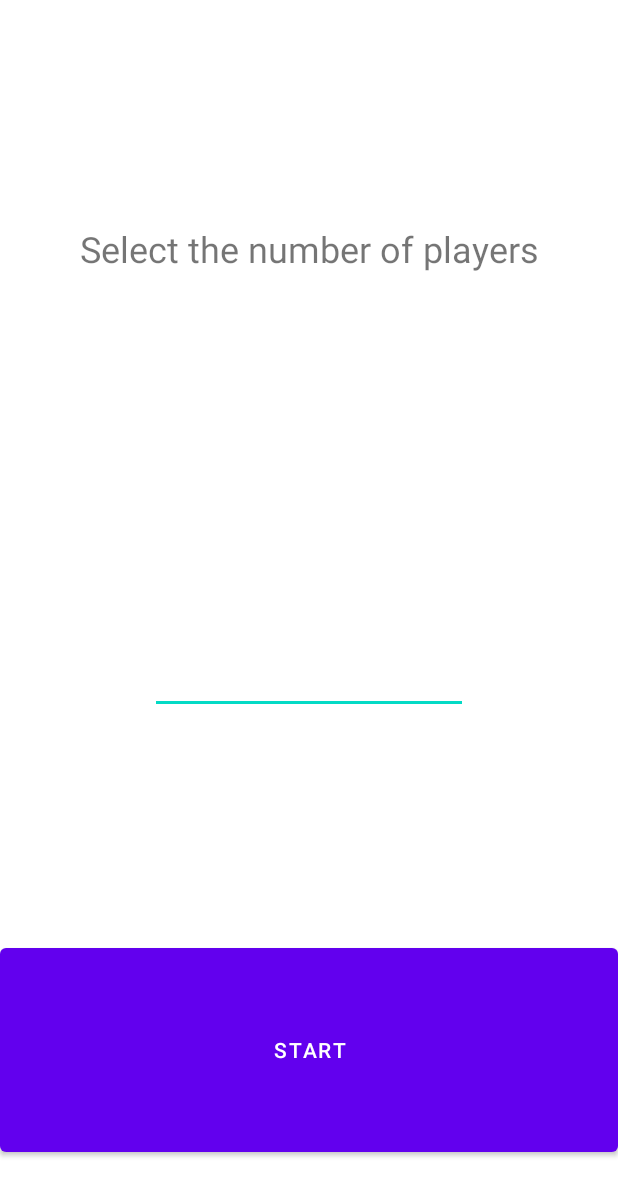
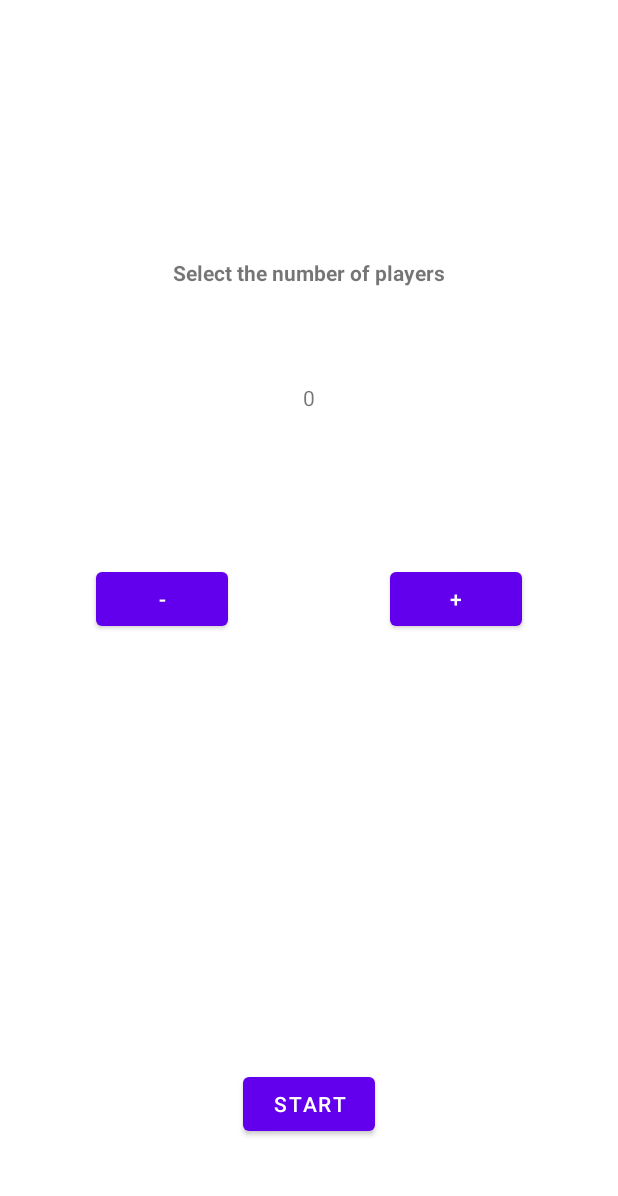
Before and after one commit to cherrycatthedestroyer/BopPong_dev, an Android app: the screen it shows after launch (MainActivity), on a phone screen of 412 x 824 dp. Shown: the top 1196 px of the screen. Run offline under Robolectric (Android 15) with nearby library versions, the light colour scheme and no system bars; our stand-ins replace Volley; libraries missing offline, so code that uses them is left out: com.spotify.android, com.spotify.sdk.

Commit message:
all game sequences added . rounds . game data . start screen . full game restart

```diff
--- a/app/build.gradle
+++ b/app/build.gradle
@@ -5,7 +5,7 @@ plugins {
 android {
     signingConfigs {
         debug {
-            storeFile file('C:\\Users\\nchoo\\.android\\debug.keystore')
+            storeFile file('C:\\Users\\josh9\\.android\\debug.keystore')
             storePassword 'android'
             keyAlias 'androiddebugkey'
             keyPassword 'android'
--- a/app/src/main/AndroidManifest.xml
+++ b/app/src/main/AndroidManifest.xml
@@ -3,7 +3,6 @@
     xmlns:tools="http://schemas.android.com/tools">
 
     <uses-permission android:name="android.permission.INTERNET" />
-
     <application
         android:allowBackup="true"
         android:dataExtractionRules="@xml/data_extraction_rules"
--- a/app/src/main/java/com/example/boppong_dev/MainActivity.java
+++ b/app/src/main/java/com/example/boppong_dev/MainActivity.java
@@ -7,6 +7,8 @@ import android.content.SharedPreferences;
 import android.os.Bundle;
 import android.util.Log;
 import android.view.View;
+import android.widget.Button;
+import android.widget.TextView;
 import android.widget.Toast;
 
 
@@ -26,30 +28,38 @@ import com.spotify.sdk.android.auth.AuthorizationRequest;
 import com.spotify.sdk.android.auth.AuthorizationResponse;
 
 
-public class MainActivity extends AppCompatActivity {
+public class MainActivity extends AppCompatActivity implements View.OnClickListener{
     private static final String CLIENT_ID = "a24f9f02a4fc4adb8138143d99bd8dc9";
     private static final String REDIRECT_URI = "https://www.youtube.com/";
     private SpotifyAppRemote mSpotifyAppRemote;
 
-    private RequestQueue mRequestQueue;
-    private StringRequest mStringRequest;
-    private String url = "https://api.spotify.com/v1/search?q=hair%20down&type=track&limit=3&offset=5";
+    protected RequestQueue mRequestQueue;
+    protected StringRequest mStringRequest;
+    protected String url = "https://api.spotify.com/v1/search?q=hair%20down&type=track&limit=3&offset=5";
 
     private static final int REQUEST_CODE = 1337;
     private SharedPreferences.Editor editor;
-    private SharedPreferences msharedPreferences;
-    AuthorizationRequest.Builder builder =
+    protected SharedPreferences msharedPreferences;
+    protected AuthorizationRequest.Builder builder =
             new AuthorizationRequest.Builder(CLIENT_ID, AuthorizationResponse.Type.TOKEN, REDIRECT_URI);
+
+    protected Button minus,plus,start;
+    protected TextView playerCount;
 
     @Override
     protected void onCreate(Bundle savedInstanceState) {
         super.onCreate(savedInstanceState);
         setContentView(R.layout.activity_main);
-        builder.setScopes(new String[]{"streaming"});
-        AuthorizationRequest request = builder.build();
-        AuthorizationClient.openLoginActivity(this, REQUEST_CODE, request);
-        msharedPreferences = this.getSharedPreferences("SPOTIFY", 0);
-        mRequestQueue = Volley.newRequestQueue(this);
+
+        playerCount = findViewById(R.id.playerCountView);
+        plus = findViewById(R.id.increaseGroupView);
+        minus = findViewById(R.id.reduceGroupView);
+        start = findViewById(R.id.startGame);
+        plus.setOnClickListener(this);
+        minus.setOnClickListener(this);
+        start.setOnClickListener(this);
+
+        playerCount.setText("0");
     }
 
     protected void onActivityResult(int requestCode, int resultCode, Intent intent) {
@@ -102,4 +112,25 @@ public class MainActivity extends AppCompatActivity {
         Intent newIntent = new Intent(MainActivity.this, Activity2.class);
         startActivity(newIntent);
     }
+
+    @Override
+    public void onClick(View v) {
+        int value = Integer.parseInt(playerCount.getText().toString());
+        if (v.getId()==plus.getId()){
+            value++;
+        }
+        else if (value>0){
+            if (v.getId()==minus.getId()){
+                value--;
+            }
+            else if (v.getId()==start.getId()){
+                builder.setScopes(new String[]{"streaming"});
+                AuthorizationRequest request = builder.build();
+                AuthorizationClient.openLoginActivity(this, REQUEST_CODE, request);
+                msharedPreferences = this.getSharedPreferences("SPOTIFY", 0);
+                mRequestQueue = Volley.newRequestQueue(this);
+            }
+        }
+        playerCount.setText(Integer.toString(value));
+    }
 }
--- a/app/src/main/res/layout/activity_2.xml
+++ b/app/src/main/res/layout/activity_2.xml
@@ -12,9 +12,10 @@
         android:orientation="vertical">
 
         <TextView
-            android:id="@+id/textView"
+            android:id="@+id/roundView"
             android:layout_width="match_parent"
             android:layout_height="wrap_content"
+            android:background="@color/BPred"
             android:text="TextView" />
 
         <androidx.recyclerview.widget.RecyclerView
--- a/app/src/main/res/layout/activity_main.xml
+++ b/app/src/main/res/layout/activity_main.xml
@@ -6,40 +6,55 @@
     android:layout_height="match_parent"
     tools:context=".MainActivity">
 
-    <LinearLayout
-        android:layout_width="match_parent"
-        android:layout_height="match_parent"
-        android:orientation="vertical">
+    <TextView
+        android:id="@+id/playerCountView"
+        android:layout_width="wrap_content"
+        android:layout_height="wrap_content"
+        android:layout_marginTop="255dp"
+        android:text="TextView"
+        app:layout_constraintEnd_toEndOf="parent"
+        app:layout_constraintStart_toStartOf="parent"
+        app:layout_constraintTop_toTopOf="parent" />
 
-        <TextView
-            android:id="@+id/textViewStart"
-            android:layout_width="match_parent"
-            android:layout_height="wrap_content"
-            android:layout_gravity="center_horizontal|center_vertical"
-            android:layout_weight="3"
-            android:gravity="center"
-            android:text="@string/playerSelect"
-            android:textSize="24sp" />
+    <Button
+        android:id="@+id/reduceGroupView"
+        android:layout_width="wrap_content"
+        android:layout_height="wrap_content"
+        android:layout_marginStart="64dp"
+        android:layout_marginTop="375dp"
+        android:text="@string/minus"
+        app:layout_constraintStart_toStartOf="parent"
+        app:layout_constraintTop_toTopOf="parent" />
 
-        <EditText
-            android:id="@+id/editTextPlayerNumber"
-            android:layout_width="match_parent"
-            android:layout_height="wrap_content"
-            android:layout_marginHorizontal="100dp"
-            android:layout_marginBottom="100dp"
-            android:layout_weight="1"
-            android:ems="10"
-            android:gravity="center"
-            android:inputType="number" />
+    <Button
+        android:id="@+id/increaseGroupView"
+        android:layout_width="wrap_content"
+        android:layout_height="wrap_content"
+        android:layout_marginTop="375dp"
+        android:layout_marginEnd="64dp"
+        android:text="@string/plus"
+        app:layout_constraintEnd_toEndOf="parent"
+        app:layout_constraintTop_toTopOf="parent" />
 
-        <Button
-            android:id="@+id/buttonStart"
-            android:layout_width="match_parent"
-            android:layout_height="wrap_content"
-            android:layout_marginVertical="50dp"
-            android:layout_weight="1"
-            android:onClick="songStop"
-            android:text="@string/startButton" />
-    </LinearLayout>
+    <Button
+        android:id="@+id/startGame"
+        android:layout_width="wrap_content"
+        android:layout_height="wrap_content"
+        android:layout_marginBottom="64dp"
+        android:text="@string/startButton"
+        app:layout_constraintBottom_toBottomOf="parent"
+        app:layout_constraintEnd_toEndOf="parent"
+        app:layout_constraintStart_toStartOf="parent" />
+
+    <TextView
+        android:id="@+id/textView3"
+        android:layout_width="wrap_content"
+        android:layout_height="wrap_content"
+        android:layout_marginBottom="64dp"
+        android:text="@string/playerSelect"
+        android:textStyle="bold"
+        app:layout_constraintBottom_toTopOf="@+id/playerCountView"
+        app:layout_constraintEnd_toEndOf="parent"
+        app:layout_constraintStart_toStartOf="parent" />
 
 </androidx.constraintlayout.widget.ConstraintLayout>
--- a/app/src/main/res/values/strings.xml
+++ b/app/src/main/res/values/strings.xml
@@ -8,6 +8,10 @@
     <string name="saveChanges">Save changes</string>
     <string name="editName">edit name</string>
     <string name="selectSong">select song</string>
+    <string name="plus">+</string>
+    <string name="minus">-</string>
+    <string name="begin">Begin</string>
+    <string name="nameHidden">Who picked it?</string>
     <string-array name="testPlayers">
         <item>Josh</item>
         <item>Nathan</item>
```
Also changed, not shown: app/src/main/java/com/example/boppong_dev/Activity2.java (+21 -64 lines), app/src/main/java/com/example/boppong_dev/MainActivity4.java (+110 -12 lines), app/src/main/res/layout/activity_main4.xml (+12 -0 lines).
